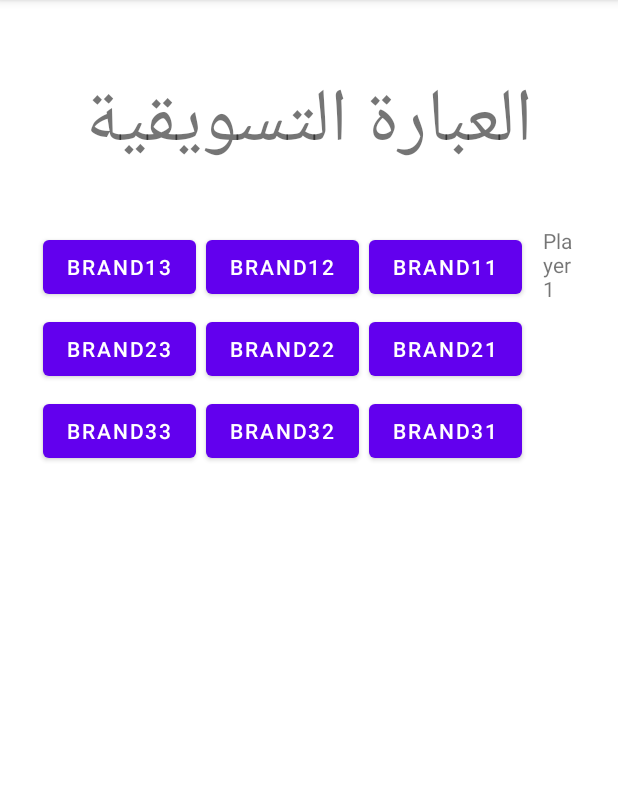
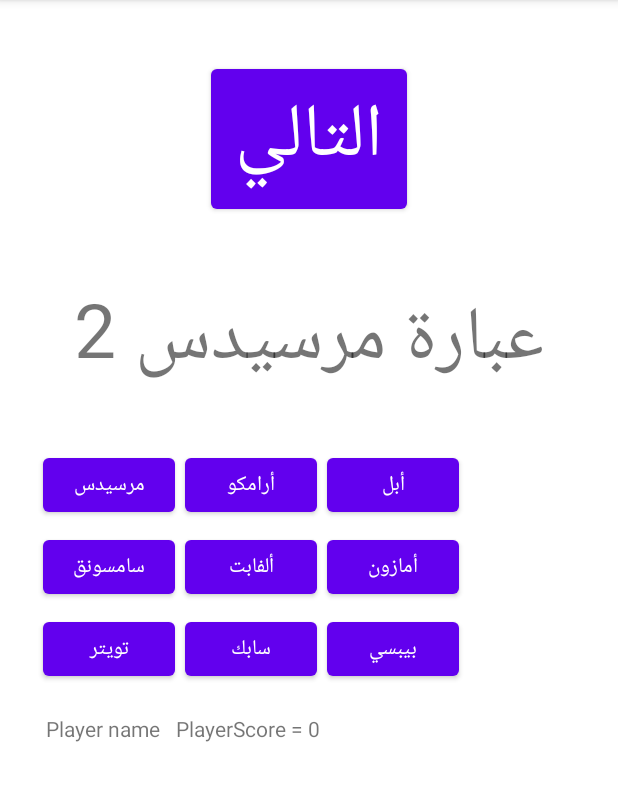
Before and after one commit to SamaDawihi/Tamataa, an Android app: the CardsGame screen opened directly, with no data from a screen before it, on a phone screen of 412 x 824 dp, the part 84-885 px from its top. Run offline under Robolectric (Android 15) with nearby library versions, the phone set to English and light mode, and no system bars.

Commit message:
V3 End Card Game

```diff
--- /dev/null
+++ b/app/src/main/java/com/example/tamataa/BrandModel.java
@@ -0,0 +1,27 @@
+package com.example.tamataa;
+
+public class BrandModel {
+    private int brandId;
+    private String name;
+
+    public BrandModel(int brandId, String name) {
+        this.brandId = brandId;
+        this.name = name;
+    }
+
+    public int getBrandId() {
+        return brandId;
+    }
+
+    public void setBrandId(int brandId) {
+        this.brandId = brandId;
+    }
+
+    public String getName() {
+        return name;
+    }
+
+    public void setName(String name) {
+        this.name = name;
+    }
+}
--- /dev/null
+++ b/app/src/main/java/com/example/tamataa/CardsDBController.java
@@ -0,0 +1,22 @@
+package com.example.tamataa;
+
+import android.content.Context;
+
+import java.util.List;
+
+public class CardsDBController {
+
+    private CardsGameDB dbHelper;
+
+    public CardsDBController(Context c) {
+        dbHelper = new CardsGameDB(c);
+    }
+
+    List<PhraseModel> getAllPhrases(){
+        return dbHelper.getAllPhrases();
+    }
+
+    public List<BrandModel> getAllBrands() {
+        return dbHelper.getAllBrands();
+    }
+}
--- a/app/src/main/java/com/example/tamataa/CardsGame.java
+++ b/app/src/main/java/com/example/tamataa/CardsGame.java
@@ -2,13 +2,155 @@
 
 import androidx.appcompat.app.AppCompatActivity;
 
+import android.app.AlertDialog;
+import android.content.DialogInterface;
 import android.os.Bundle;
+import android.widget.Button;
+import android.widget.TextView;
+
+import java.util.ArrayList;
+import java.util.HashMap;
+import java.util.List;
+import java.util.Map;
+import java.util.Random;
 
 public class CardsGame extends AppCompatActivity {
+
+    String playerName;
+
+    int phraseBrandId;
+    int score;
+
+    TextView marketingPhrase, playerNameTV, scoreTV;
+
+    Button nextBtn;
+    List<Button> cards;
+
+    List<PhraseModel> phrases;
+    List<BrandModel> brands;
+
+    CardsDBController controller;
 
     @Override
     protected void onCreate(Bundle savedInstanceState) {
         super.onCreate(savedInstanceState);
         setContentView(R.layout.activity_cards_game);
+
+
+        controller = new CardsDBController(this);
+
+        marketingPhrase = findViewById(R.id.marketingPhraseTV);
+
+
+
+        cards = new ArrayList<>();
+        initiateCards();
+
+        startGame();
+
+        nextBtn = findViewById(R.id.nextBtn);
+        nextBtn.setOnClickListener(v -> nextPhrase());
+    }
+
+
+
+
+    private void initiateCards() {
+        brands = controller.getAllBrands();
+        cards.add(findViewById(R.id.brand11));
+        cards.add(findViewById(R.id.brand12));
+        cards.add(findViewById(R.id.brand13));
+        cards.add(findViewById(R.id.brand21));
+        cards.add(findViewById(R.id.brand22));
+        cards.add(findViewById(R.id.brand23));
+        cards.add(findViewById(R.id.brand31));
+        cards.add(findViewById(R.id.brand32));
+        cards.add(findViewById(R.id.brand33));
+
+        if (cards.size() <= brands.size()) {
+            for (int i = 0; i < cards.size(); i++) {
+                BrandModel brand = brands.get(i);
+                Button cardButton = cards.get(i);
+                cardButton.setText(brand.getName());
+                cardButton.setOnClickListener(v -> setTheListener(brand));
+            }
+        }
+
+    }
+
+    private void setTheListener(BrandModel brand) {
+        if(brand.getBrandId() == phraseBrandId){
+            score++;
+            marketingPhrase.setText("Correct");
+            scoreTV.setText("PlayerScore = " + score);
+        }else{
+            marketingPhrase.setText("Not Correct");
+            scoreTV.setText("PlayerScore = " + score);
+        }
+        // Assuming you have defined and initialized the "cards" list containing the buttons
+
+        for (Button cardButton : cards) {
+            cardButton.setEnabled(false);
+        }
+
+
+    }
+
+    void setPhrase(){
+        int phraseCount = phrases.size();
+
+        if (phraseCount <= 0){
+            endGame();
+        }else {
+
+            Random random = new Random();
+            int randomIndex = random.nextInt(phraseCount);
+
+            String randomPhrase = phrases.get(randomIndex).getPhrase();
+            phraseBrandId = phrases.get(randomIndex).getBrandId();
+            phrases.remove(randomIndex);
+
+            marketingPhrase.setText(randomPhrase);
+        }
+    }
+
+
+
+    private void startGame() {
+        scoreTV = findViewById(R.id.scoreTV);
+        playerNameTV = findViewById(R.id.playerNameTV);
+
+        playerName = "Player name";
+        score = 0;
+
+        scoreTV.setText("PlayerScore = " + score);
+        playerNameTV.setText(playerName);
+
+        phrases = controller.getAllPhrases();
+        setPhrase();
+    }
+    private void nextPhrase() {
+        setPhrase();
+
+        for (Button cardButton : cards) {
+            cardButton.setEnabled(true);
+        }
+
+    }
+    private void endGame() {
+
+        AlertDialog.Builder builder = new AlertDialog.Builder(this);
+        builder.setTitle("Score");
+        builder.setMessage("Your score is: " + score);
+        builder.setPositiveButton("OK", new DialogInterface.OnClickListener() {
+            @Override
+            public void onClick(DialogInterface dialog, int which) {
+                finish();
+            }
+        });
+
+// Create and show the AlertDialog
+        AlertDialog alertDialog = builder.create();
+        alertDialog.show();
     }
 }
--- /dev/null
+++ b/app/src/main/java/com/example/tamataa/CardsGameDB.java
@@ -0,0 +1,163 @@
+package com.example.tamataa;
+
+import android.content.Context;
+import android.database.Cursor;
+import android.database.sqlite.SQLiteDatabase;
+import android.database.sqlite.SQLiteOpenHelper;
+import android.graphics.Color;
+
+import androidx.annotation.Nullable;
+
+import java.util.ArrayList;
+import java.util.List;
+
+public class CardsGameDB extends SQLiteOpenHelper {
+    private static String DBNAME = "CardsGame";
+    private static int DBVersion = 1;
+
+    private static String Brand = "BRAND";
+
+    private static String Phrase = "PHRASE";
+
+
+
+
+    public CardsGameDB(@Nullable Context context) {
+
+        super(context, DBNAME, null, DBVersion);
+    }
+
+    @Override
+    public void onCreate(SQLiteDatabase db) {
+
+        String query =
+                "CREATE TABLE " + Brand + " (" +
+                        "brandId INTEGER PRIMARY KEY AUTOINCREMENT NOT NULL" +
+                        ", name TEXT NOT NULL" +
+                        ")";
+        db.execSQL(query);
+        insertBrands(db);
+        query =
+                "CREATE TABLE " + Phrase + " (" +
+                        "phraseId INTEGER PRIMARY KEY AUTOINCREMENT NOT NULL" +
+                        ", brandId INTEGER NOT NULL" +
+                        ", phrase TEXT NOT NULL" +
+                        ", FOREIGN KEY (brandId) REFERENCES " + Brand + "(brandId) ON DELETE CASCADE" +
+                        ")";
+        db.execSQL(query);
+        insertPhrases(db);
+
+    }
+
+    private void insertBrands(SQLiteDatabase db) {
+        String query = "INSERT INTO " + Brand + " (name) VALUES ('أبل')";
+        db.execSQL(query);
+
+        query = "INSERT INTO " + Brand + " (name) VALUES ('أرامكو')";
+        db.execSQL(query);
+
+        query = "INSERT INTO " + Brand + " (name) VALUES ('مرسيدس')";
+        db.execSQL(query);
+
+        query = "INSERT INTO " + Brand + " (name) VALUES ('أمازون')";
+        db.execSQL(query);
+
+        query = "INSERT INTO " + Brand + " (name) VALUES ('ألفابت')";
+        db.execSQL(query);
+
+        query = "INSERT INTO " + Brand + " (name) VALUES ('سامسونق')";
+        db.execSQL(query);
+
+        query = "INSERT INTO " + Brand + " (name) VALUES ('بيبسي')";
+        db.execSQL(query);
+
+        query = "INSERT INTO " + Brand + " (name) VALUES ('سابك')";
+        db.execSQL(query);
+
+        query = "INSERT INTO " + Brand + " (name) VALUES ('تويتر')";
+        db.execSQL(query);
+    }
+
+    private void insertPhrases(SQLiteDatabase db) {
+        String query = "INSERT INTO " + Phrase + " (brandId, phrase) VALUES (1, 'عبارة ابل 1')";
+        db.execSQL(query);
+
+        query = "INSERT INTO " + Phrase + " (brandId, phrase) VALUES (1, 'عبارة ابل 2')";
+        db.execSQL(query);
+
+        query = "INSERT INTO " + Phrase + " (brandId, phrase) VALUES (1, 'عبارة ابل 3')";
+        db.execSQL(query);
+
+
+        query = "INSERT INTO " + Phrase + " (brandId, phrase) VALUES (2, 'عبارة ارامكو 1')";
+        db.execSQL(query);
+
+        query = "INSERT INTO " + Phrase + " (brandId, phrase) VALUES (2, 'عبارة ارامكو 2')";
+        db.execSQL(query);
+
+        query = "INSERT INTO " + Phrase + " (brandId, phrase) VALUES (2, 'عبارة ارامكو 3')";
+        db.execSQL(query);
+
+
+        query = "INSERT INTO " + Phrase + " (brandId, phrase) VALUES (3, 'عبارة مرسيدس 1')";
+        db.execSQL(query);
+
+        query = "INSERT INTO " + Phrase + " (brandId, phrase) VALUES (3, 'عبارة مرسيدس 2')";
+        db.execSQL(query);
+
+        query = "INSERT INTO " + Phrase + " (brandId, phrase) VALUES (3, 'عبارة مرسيدس 3')";
+        db.execSQL(query);
+    }
+
+    @Override
+    public void onUpgrade(SQLiteDatabase db, int oldVersion, int newVersion) {
+        db.execSQL("DROP TABLE IF EXISTS " + Brand);
+        db.execSQL("DROP TABLE IF EXISTS " + Phrase);
+        onCreate(db);
+    }
+
+    public List<PhraseModel> getAllPhrases() {
+        List<PhraseModel> phrases = new ArrayList<>();
+
+        SQLiteDatabase db = getReadableDatabase();
+        String query = "SELECT * FROM " + Phrase;
+        Cursor cursor = db.rawQuery(query, null);
+
+        if (cursor.moveToFirst()) {
+            do {
+                int phraseId = cursor.getInt(Math.max(cursor.getColumnIndex("phraseId"),0));
+                int brandId = cursor.getInt(Math.max(cursor.getColumnIndex("brandId"),0));
+                String phraseText = cursor.getString(Math.max(cursor.getColumnIndex("phrase"),0));
+
+                PhraseModel phrase = new PhraseModel(phraseId, brandId, phraseText);
+                phrases.add(phrase);
+            } while (cursor.moveToNext());
+        }
+
+        cursor.close();
+        return phrases;
+    }
+
+    public List<BrandModel> getAllBrands() {
+        List<BrandModel> brands = new ArrayList<>();
+
+        SQLiteDatabase db = getReadableDatabase();
+        String query = "SELECT * FROM " + Brand;
+        Cursor cursor = db.rawQuery(query, null);
+
+        if (cursor.moveToFirst()) {
+            do {
+                int brandId = cursor.getInt(Math.max(cursor.getColumnIndex("brandId"), 0));
+                String name = cursor.getString(Math.max(cursor.getColumnIndex("name"), 0));
+
+                BrandModel brand = new BrandModel(brandId, name);
+                brands.add(brand);
+            } while (cursor.moveToNext());
+        }
+
+        cursor.close();
+        return brands;
+    }
+
+
+}
--- /dev/null
+++ b/app/src/main/java/com/example/tamataa/PhraseModel.java
@@ -0,0 +1,37 @@
+package com.example.tamataa;
+
+public class PhraseModel {
+    private int phraseId;
+    private int brandId;
+    private String phrase;
+
+    public PhraseModel(int phraseId, int brandId, String phrase) {
+        this.phraseId = phraseId;
+        this.brandId = brandId;
+        this.phrase = phrase;
+    }
+
+    public int getPhraseId() {
+        return phraseId;
+    }
+
+    public void setPhraseId(int phraseId) {
+        this.phraseId = phraseId;
+    }
+
+    public int getBrandId() {
+        return brandId;
+    }
+
+    public void setBrandId(int brandId) {
+        this.brandId = brandId;
+    }
+
+    public String getPhrase() {
+        return phrase;
+    }
+
+    public void setPhrase(String phrase) {
+        this.phrase = phrase;
+    }
+}
--- a/app/src/main/res/layout/activity_cards_game.xml
+++ b/app/src/main/res/layout/activity_cards_game.xml
@@ -9,6 +9,16 @@
     android:padding="20dp"
     tools:context=".CardsGame">
 
+    <Button
+        android:id="@+id/nextBtn"
+        android:layout_margin="20dp"
+        android:gravity="center"
+        android:layout_gravity="center"
+        android:textAlignment="center"
+        android:layout_width="wrap_content"
+        android:layout_height="wrap_content"
+        android:text="التالي"
+        android:textSize="50dp"/>
     <TextView
         android:id="@+id/marketingPhraseTV"
         android:layout_margin="20dp"
@@ -23,12 +33,6 @@
         android:textSize="50dp"/>
 
 
-
-    <!-- Middle Row Section -->
-    <LinearLayout
-        android:layout_width="match_parent"
-        android:layout_height="wrap_content"
-        android:orientation="horizontal">
         <!-- Brand Cards Section -->
         <TableLayout
             android:layout_margin="5dp"
@@ -110,13 +114,23 @@
         android:id="@+id/playersSection"
         android:layout_width="wrap_content"
         android:layout_height="wrap_content"
-            android:orientation="vertical">
+        android:orientation="horizontal">
         <TextView
+            android:id="@+id/playerNameTV"
             android:layout_width="wrap_content"
             android:layout_height="wrap_content"
+            android:layout_margin="5dp"
             android:text="Player1"/>
+
+        <TextView
+            android:id="@+id/scoreTV"
+            android:layout_width="wrap_content"
+            android:layout_height="wrap_content"
+            android:layout_margin="5dp"
+            android:text="PlayerScore = 0"/>
+
 
 
     </LinearLayout>
+
 </LinearLayout>
-</LinearLayout>
```
Lines whose indentation alone changed are shown as unchanged.
